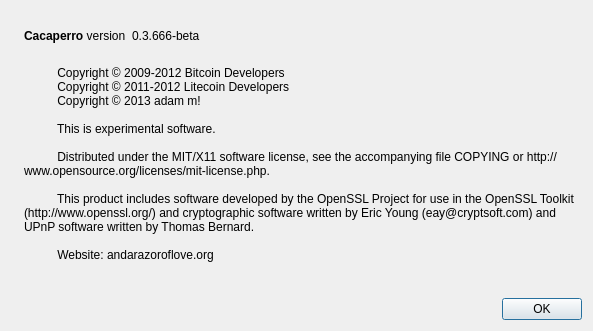
Before: the Qt Designer form src/qt/forms/aboutdialog.ui in cacaperro/cacaperro, drawn with Qt 5.
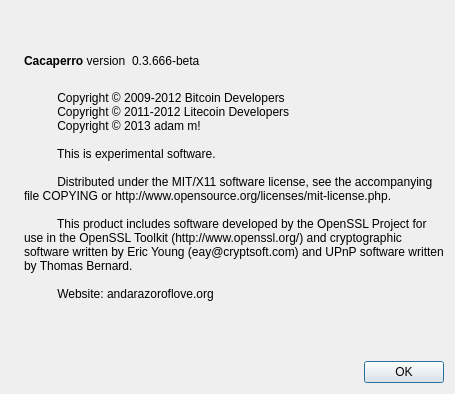
After: the same form once the commit is applied. Icons and pictures are not drawn.

Diff of the .ui file:
```diff
--- a/src/qt/forms/aboutdialog.ui
+++ b/src/qt/forms/aboutdialog.ui
@@ -2,7 +2,7 @@
 <ui version="4.0">
  <class>AboutDialog</class>
  <widget class="QDialog" name="AboutDialog">
-  <property name="geometry">
+  <property name="CACAmetry">
    <rect>
     <x>0</x>
     <y>0</y>
```
